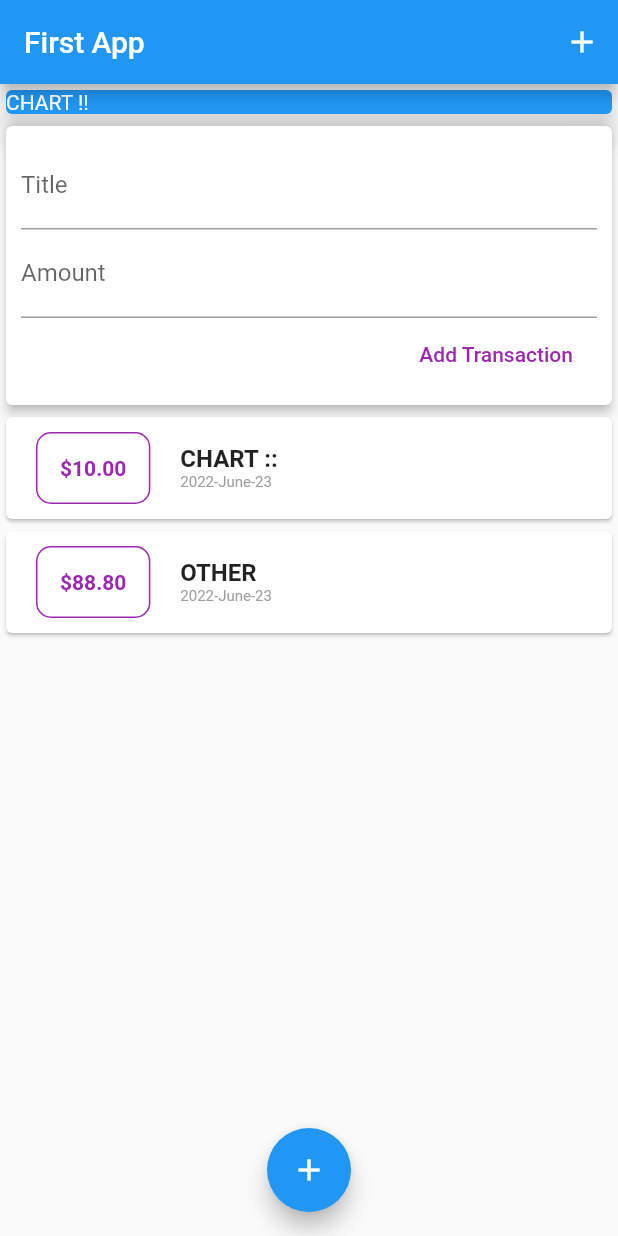
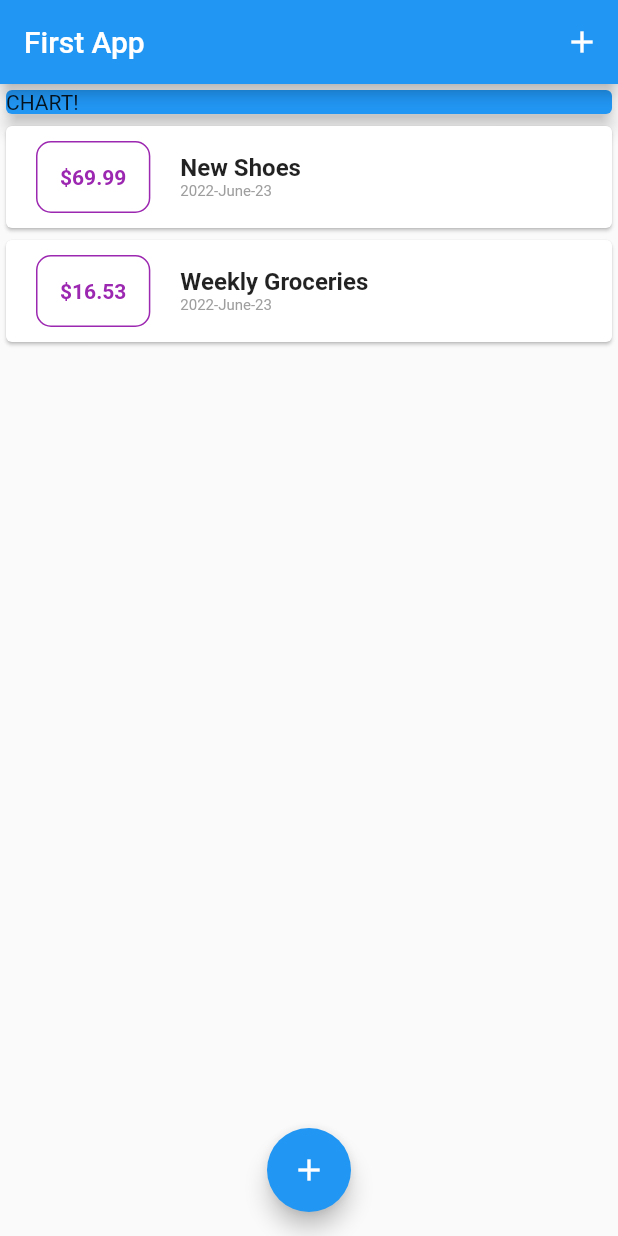
Before and after one commit to TIENTCHEUisrael/transaction, a Flutter app: the screen it shows after launch, on a phone screen of 412 x 824 dp. Run offline on Flutter 3.47's test engine with Material 2 defaults, Android fonts, the phone set to English and light mode, and no system bars.

Commit message:
communication with the context of Widget... I'm deleted user_transaction

```diff
--- a/lib/main.dart
+++ b/lib/main.dart
@@ -1,69 +1,103 @@
 import 'package:flutter/material.dart';
-import './widgets/user_transaction.dart';
 
-void main(){
-  runApp(MyApp());
-}
+import './widgets/new_transaction.dart';
+import './widgets/transaction_list.dart';
+import './models/transaction.dart';
 
-class MyApp extends StatelessWidget{
+void main() => runApp(MyApp());
+
+class MyApp extends StatelessWidget {
   @override
   Widget build(BuildContext context) {
     return MaterialApp(
       title: 'Flutter App',
-      home:MyhomePage()
+      home: MyHomePage(),
     );
   }
 }
 
-class MyhomePage extends StatelessWidget{
-  //late String titleInput;
-  //late String amoutInput;
+class MyHomePage extends StatefulWidget {
+  // String titleInput;
+  // String amountInput;
+  @override
+  _MyHomePageState createState() => _MyHomePageState();
+}
 
+class _MyHomePageState extends State<MyHomePage> {
+  final List<Transaction> _userTransactions = [
+    Transaction(
+      id: 't1',
+      title: 'New Shoes',
+      amount: 69.99,
+      date: DateTime.now(),
+    ),
+    Transaction(
+      id: 't2',
+      title: 'Weekly Groceries',
+      amount: 16.53,
+      date: DateTime.now(),
+    ),
+  ];
+
+  void _addNewTransaction(String txTitle, double txAmount) {
+    final newTx = Transaction(
+      title: txTitle,
+      amount: txAmount,
+      date: DateTime.now(),
+      id: DateTime.now().toString(),
+    );
+
+    setState(() {
+      _userTransactions.add(newTx);
+    });
+  }
+
+  void _startAddNewTransaction(BuildContext ctx) {
+    showModalBottomSheet(
+      context: ctx,
+      builder: (_) {
+        return GestureDetector(
+          onTap: () {},
+          behavior: HitTestBehavior.opaque,
+          child: NewTransaction(_addNewTransaction),
+        );
+      },
+    );
+  }
 
   @override
   Widget build(BuildContext context) {
     return Scaffold(
       appBar: AppBar(
-       title: const Text(
-         'First App'
+        title: Text('First App'),
+        actions: <Widget>[
+          IconButton(
+            icon: Icon(Icons.add),
+            onPressed: () => _startAddNewTransaction(context),
           ),
-       actions:<Widget>[
-         IconButton(
-           icon:Icon(Icons.add),
-           onPressed: (){
-             print('Pressed Button......................;;');
-           },
-         )
-       ]
+        ],
       ),
-     body:SingleChildScrollView(
-        child:Column(
-       //mainAxisAlignment: MainAxisAlignment.start,
-         crossAxisAlignment: CrossAxisAlignment.center,
+      body: SingleChildScrollView(
+        child: Column(
+          // mainAxisAlignment: MainAxisAlignment.start,
+          crossAxisAlignment: CrossAxisAlignment.stretch,
           children: <Widget>[
             Container(
               width: double.infinity,
-             child:  const Card(
+              child: Card(
                 color: Colors.blue,
-               elevation: 7,
-               child: Text(
-                 'CHART !!',
-                   style: TextStyle(
-                   color: Colors.white,
+                child: Text('CHART!'),
+                elevation: 5,
               ),
             ),
-             ),
-           ),
-           UserTransaction(),
+            TransactionList(_userTransactions),
           ],
         ),
       ),
-     floatingActionButtonLocation:FloatingActionButtonLocation.centerFloat,
+      floatingActionButtonLocation: FloatingActionButtonLocation.centerFloat,
       floatingActionButton: FloatingActionButton(
         child: Icon(Icons.add),
-       onPressed:(){
-         print('Button pressed...................');
-       },
+        onPressed: () => _startAddNewTransaction(context),
       ),
     );
   }
--- a/lib/widgets/user_transaction.dart
+++ /dev/null
@@ -1,44 +0,0 @@
-import 'package:flutter/material.dart';
-import './transaction_list.dart';
-import './new_transaction.dart';
-import '../models/transaction.dart';
-
-class UserTransaction extends StatefulWidget {
-  const UserTransaction({Key? key}) : super(key: key);
-
-  @override
-  State<UserTransaction> createState() => _UserTransactionState();
-}
-
-class _UserTransactionState extends State<UserTransaction> {
-  final List<Transaction> _usertransactions=[
-    Transaction(id: 't1', title: 'CHART ::', amount: 10.0, date: DateTime.now()),
-    Transaction(id: 't2', title: 'OTHER', amount: 88.8, date: DateTime.now()),
-  ];
-
-  void _addTransaction(String txtTitle, double txtAmount){
-
-    final newtx=Transaction(
-        id: DateTime.now().toString(),
-        title: txtTitle,
-        amount: txtAmount,
-        date: DateTime.now()
-    );
-
-    setState(
-        (){
-          _usertransactions.add(newtx);
-        }
-    );
-  }
-
-  @override
-  Widget build(BuildContext context) {
-    return Column(
-      children:[
-        NewTransaction(_addTransaction),
-        TransactionList(_usertransactions),
-      ],
-    );
-  }
-}
```
Lines whose indentation alone changed are shown as unchanged.
